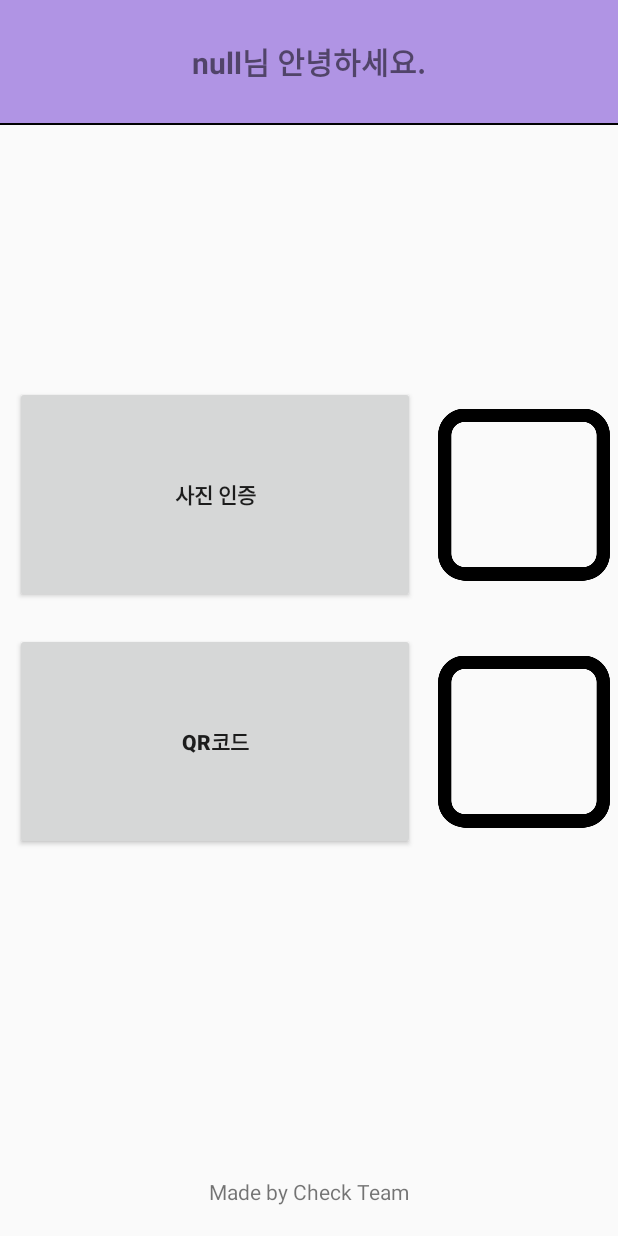
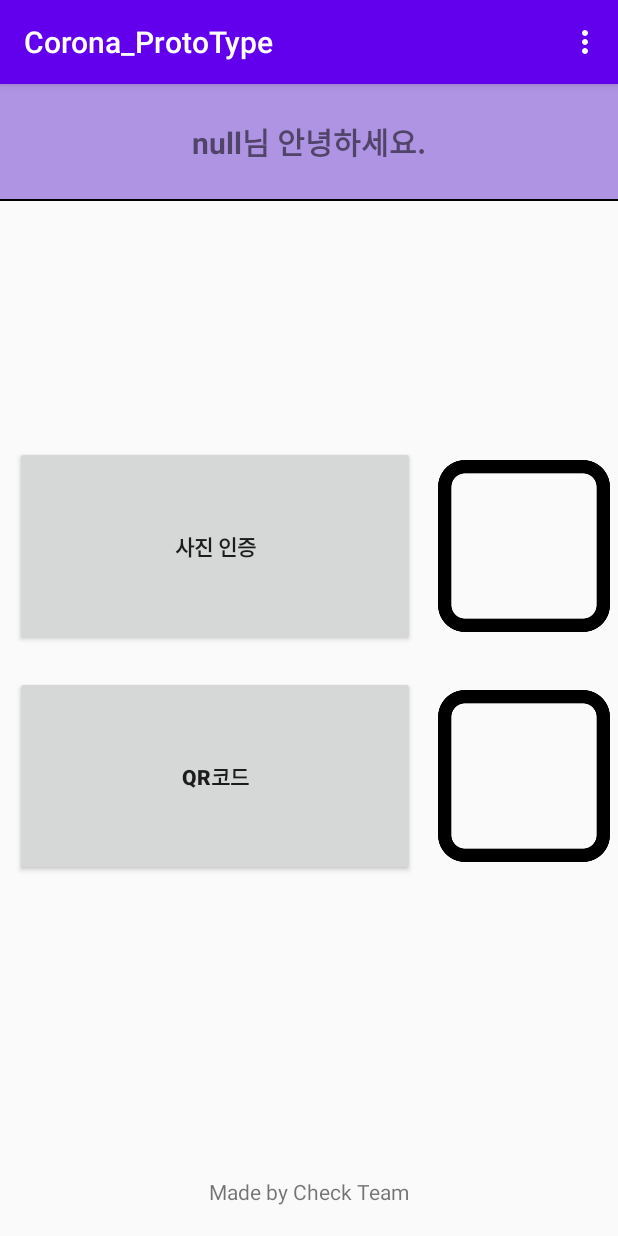
Before and after one commit to pachuho/Corona19, an Android app: the MainActivity screen opened directly, with no data from a screen before it, on a phone screen of 412 x 824 dp. Run offline under Robolectric (Android 15) with nearby library versions, the phone set to English and light mode, and no system bars; network calls fail; 3 statements that could not run were skipped.

Commit message:
옵션추가(qr 생성)

```diff
--- a/app/src/main/java/com/check/corona_prototype/MainActivity.java
+++ b/app/src/main/java/com/check/corona_prototype/MainActivity.java
@@ -3,6 +3,9 @@ package com.check.corona_prototype;
 import android.content.Intent;
 import android.os.Bundle;
 import android.os.Handler;
+import android.view.Menu;
+import android.view.MenuInflater;
+import android.view.MenuItem;
 import android.view.View;
 import android.widget.Button;
 import android.widget.ImageView;
@@ -13,6 +16,7 @@ import androidx.annotation.Nullable;
 import androidx.appcompat.app.AppCompatActivity;
 
 import com.check.corona_prototype.FaceDetection.FaceActivity;
+import com.check.corona_prototype.QR.CreateQR;
 import com.check.corona_prototype.QR.ScanQR;
 
 import static com.check.corona_prototype.R.drawable.check_ok;
@@ -65,6 +69,28 @@ public class MainActivity extends AppCompatActivity {
             }
         });
     }
+
+    @Override
+    public boolean onCreateOptionsMenu(Menu menu)
+    {
+        MenuInflater inflater = getMenuInflater();
+        inflater.inflate(R.menu.menu_option, menu);
+        return true;
+    }
+
+    @Override
+    public boolean onOptionsItemSelected (MenuItem item)
+    {
+        switch(item.getItemId())
+        {
+            case R.id.menu1:
+                Intent intent = new Intent(MainActivity.this, CreateQR.class);
+                startActivity(intent);
+                break;
+        }
+        return super.onOptionsItemSelected(item);
+    }
+
     @Override
     protected void onActivityResult(int requestCode, int resultCode, @Nullable Intent data) {
         super.onActivityResult(requestCode, resultCode, data);
--- /dev/null
+++ b/app/src/main/res/menu/menu_option.xml
@@ -0,0 +1,10 @@
+<?xml version="1.0" encoding="utf-8"?>
+<menu xmlns:app="http://schemas.android.com/apk/res-auto"
+    xmlns:android="http://schemas.android.com/apk/res/android">
+    <item
+        android:id="@+id/menu1"
+        android:title="QR생성"
+        app:showAsAction="never"
+        >
+    </item>
+</menu>
--- a/app/src/main/res/values/styles.xml
+++ b/app/src/main/res/values/styles.xml
@@ -6,9 +6,9 @@
         <item name="colorPrimaryDark">@color/colorPrimaryDark</item>
         <item name="colorAccent">@color/colorAccent</item>
 
-        <!--No Title Bar-->
-        <item name="windowActionBar">false</item>
-        <item name="windowNoTitle">true</item>
+<!--        &lt;!&ndash;No Title Bar&ndash;&gt;-->
+<!--        <item name="windowActionBar">false</item>-->
+<!--        <item name="windowNoTitle">true</item>-->
     </style>
 
 </resources>
```
